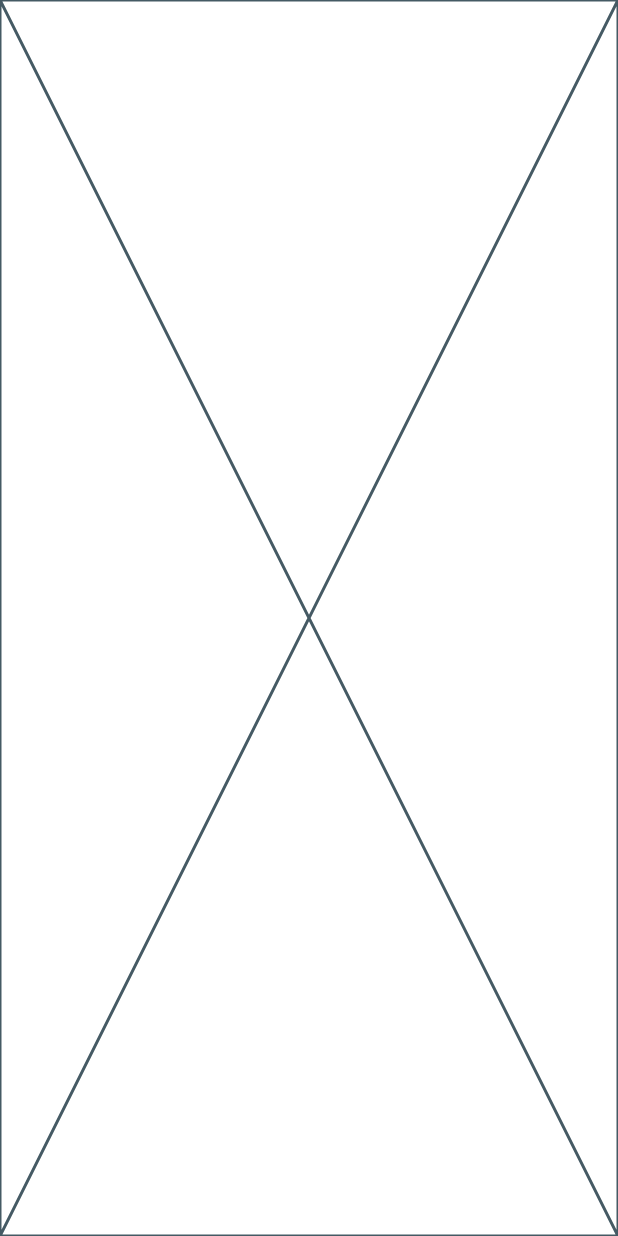
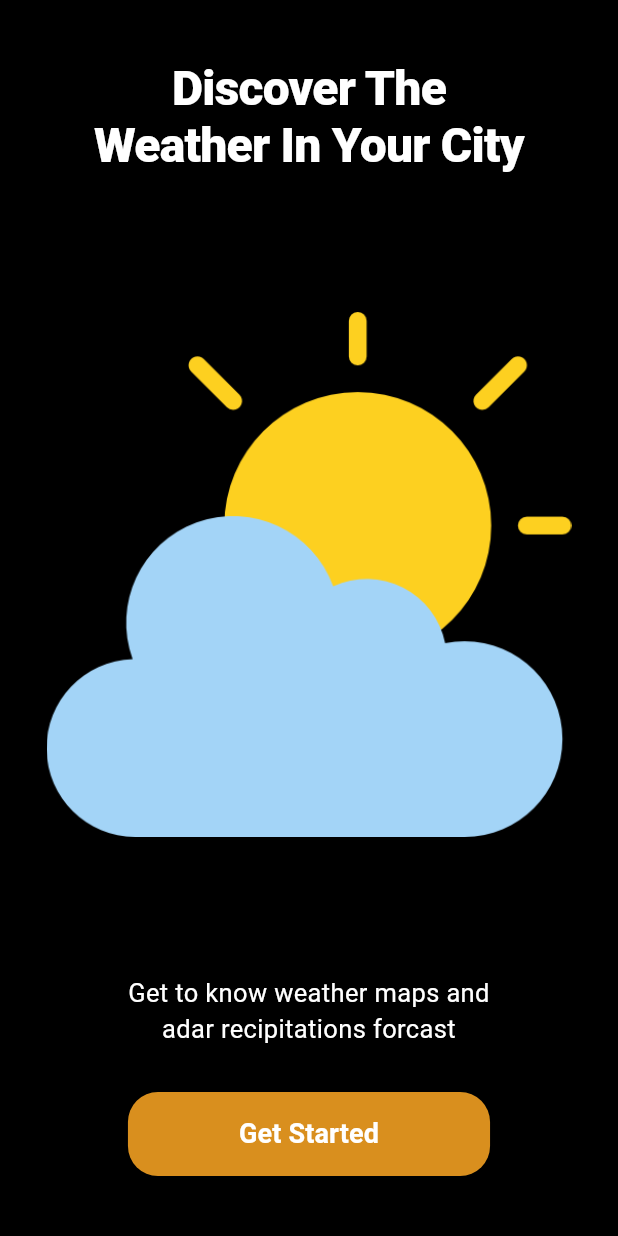
Before and after one commit to lustlee/weather_app, a Flutter app: the screen it shows after launch, on a phone screen of 412 x 824 dp. Run offline on Flutter 3.47's test engine with Material 3 defaults, Android fonts, the phone set to English and light mode, and no system bars; our stand-ins replace flutter_dotenv.

Commit message:
added env, add package, create splash screen, added utils for color, added ong icons

```diff
--- a/lib/main.dart
+++ b/lib/main.dart
@@ -1,7 +1,9 @@
 import 'package:flutter/material.dart';
-import 'package:weather_app/home_screen.dart';
+import 'package:flutter_dotenv/flutter_dotenv.dart';
+import 'package:weather_app/view/splash_screen.dart';
 
-void main() {
+Future main() async {
+  await dotenv.load(fileName: '.env');
   runApp(const MyApp());
 }
 
@@ -13,7 +15,7 @@ class MyApp extends StatelessWidget {
     return MaterialApp(
       title: 'Weather App',
       debugShowCheckedModeBanner: false,
-      home: const WeatherAppHomeScreen(),
+      home: SplashScreen(),
     );
   }
 }
--- /dev/null
+++ b/lib/utils/colors.dart
@@ -0,0 +1,4 @@
+import 'package:flutter/material.dart';
+
+final backgroundColor = Color(0xFF1a1a16);
+final buttonColor = Color(0xFFd98f1e);
--- a/lib/home_screen.dart
+++ b/lib/view/home_screen.dart
@@ -5,6 +5,6 @@ class WeatherAppHomeScreen extends StatelessWidget {
 
   @override
   Widget build(BuildContext context) {
-    return const Placeholder();
+    return Scaffold(appBar: AppBar(title: Text('Weather app'), centerTitle: true));
   }
 }
--- /dev/null
+++ b/lib/view/splash_screen.dart
@@ -0,0 +1,77 @@
+import 'package:flutter/material.dart';
+import 'package:weather_app/utils/colors.dart';
+
+class SplashScreen extends StatefulWidget {
+  const SplashScreen({super.key});
+
+  @override
+  State<SplashScreen> createState() => _SplashScreenState();
+}
+
+class _SplashScreenState extends State<SplashScreen> {
+  @override
+  Widget build(BuildContext context) {
+    return Scaffold(
+      backgroundColor: Colors.black,
+      body: SafeArea(
+        child: Padding(
+          padding: EdgeInsets.symmetric(vertical: 40),
+          child: Column(
+            children: [
+              Center(
+                child: Text(
+                  'Discover The\nWeather In Your City',
+                  textAlign: TextAlign.center,
+                  style: TextStyle(
+                    fontSize: 32,
+                    fontWeight: FontWeight.w800,
+                    letterSpacing: -0.5,
+                    height: 1.2,
+                    color: Colors.white,
+                  ),
+                ),
+              ),
+              Spacer(),
+              Image.asset('assets/images/cloudy.png', height: 350),
+              Spacer(),
+              Center(
+                child: Text(
+                  'Get to know weather maps and\nadar recipitations forcast ',
+                  textAlign: TextAlign.center,
+                  style: TextStyle(
+                    fontSize: 17,
+                    fontWeight: FontWeight.w400,
+                    color: Colors.white,
+                  ),
+                ),
+              ),
+              Padding(
+                padding: EdgeInsets.only(top: 30),
+                child: ElevatedButton(
+                  style: ElevatedButton.styleFrom(
+                    backgroundColor: buttonColor,
+                    shape: RoundedRectangleBorder(
+                      borderRadius: BorderRadius.circular(20),
+                    ),
+                  ),
+                  onPressed: () {},
+                  child: Padding(
+                    padding: const EdgeInsets.symmetric(horizontal: 50, vertical: 15),
+                    child: Text(
+                      'Get Started',
+                      style: TextStyle(
+                        fontWeight: FontWeight.bold,
+                        fontSize: 18,
+                        color: Colors.white,
+                      ),
+                    ),
+                  ),
+                ),
+              ),
+            ],
+          ),
+        ),
+      ),
+    );
+  }
+}
```
Also changed, not shown: pubspec.yaml (+8 -4 lines), assets/images/cloudy.png (added), assets/images/rain.png (added), assets/images/sun.png (added), pubspec.lock, 5 other files.
